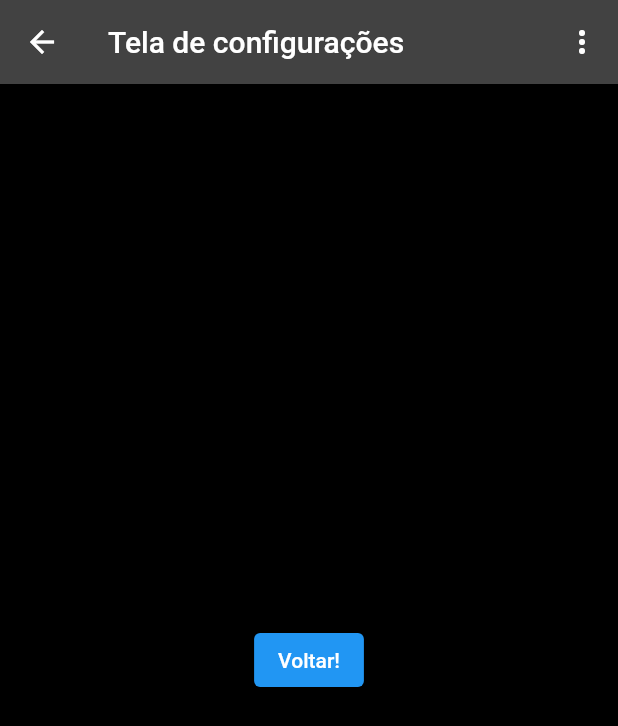
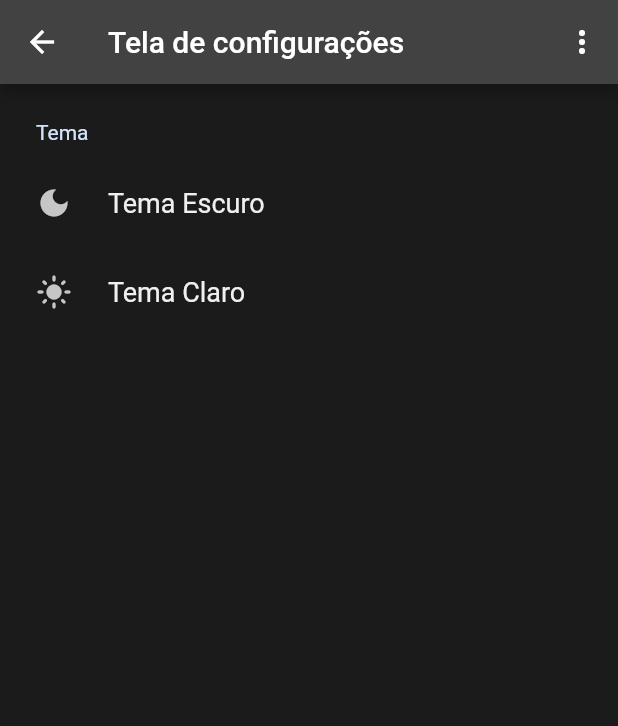
Before and after one commit to VictorRyan3612/POO_Orientada-a-objetos, a Flutter app: the TelaConfigs screen opened by its route, on a phone screen of 412 x 824 dp. Shown: the top 726 px of the screen. Run offline on Flutter 3.47's test engine with Material 2 defaults, Android fonts, the phone set to English and light mode, and no system bars; drawn by our look-alikes of settings_ui; our stand-ins replace flutter_hooks.

Commit message:
Config v.1.1.0

```diff
--- a/sig_custumer/lib/tela_config.dart
+++ b/sig_custumer/lib/tela_config.dart
@@ -1,6 +1,6 @@
 import 'package:flutter/material.dart';
 import 'package:flutter_hooks/flutter_hooks.dart';
-
+import 'package:settings_ui/settings_ui.dart';
 
 class TelaConfigs extends HookWidget implements PreferredSizeWidget{
   final ValueNotifier<Brightness> currentBrightness;
@@ -39,14 +39,30 @@ class TelaConfigs extends HookWidget implements PreferredSizeWidget{
       ),
 
 
-      body: Center(
-        child: ElevatedButton(
-          onPressed: () {
-            Navigator.pop(context);
-          },
-          child: const Text('Voltar!'),
+      body:
+        SettingsList(
+          sections: [
+            SettingsSection(
+              title: Text('Tema'),
+              tiles: [
+                SettingsTile(
+                  title: Text('Tema Escuro'),
+                  leading: Icon(Icons.dark_mode),
+                  onPressed: (BuildContext context) {
+                    currentBrightness.value = Brightness.dark;
+                  },
+                ),
+                SettingsTile(
+                  title: Text('Tema Claro'),
+                  leading: Icon(Icons.light_mode),
+                  onPressed: (BuildContext context) {
+                    currentBrightness.value = Brightness.light;
+                  },
+                ),
+              ],
+            ),
+          ],
         ),
-      ),
-    );
+      );
   }
 }
--- a/sig_custumer/pubspec.yaml
+++ b/sig_custumer/pubspec.yaml
@@ -10,6 +10,7 @@ dependencies:
   flutter:
     sdk: flutter
   flutter_hooks: ^0.18.6
+  settings_ui: ^2.0.2
 
 dev_dependencies:
   flutter_test:
```
